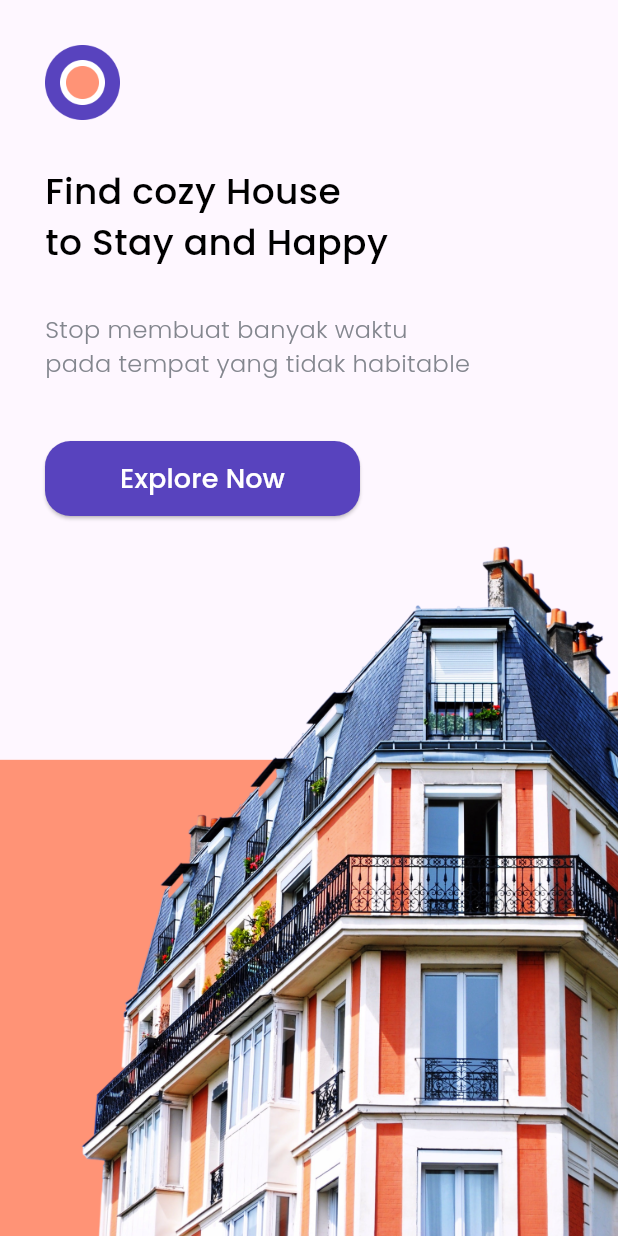
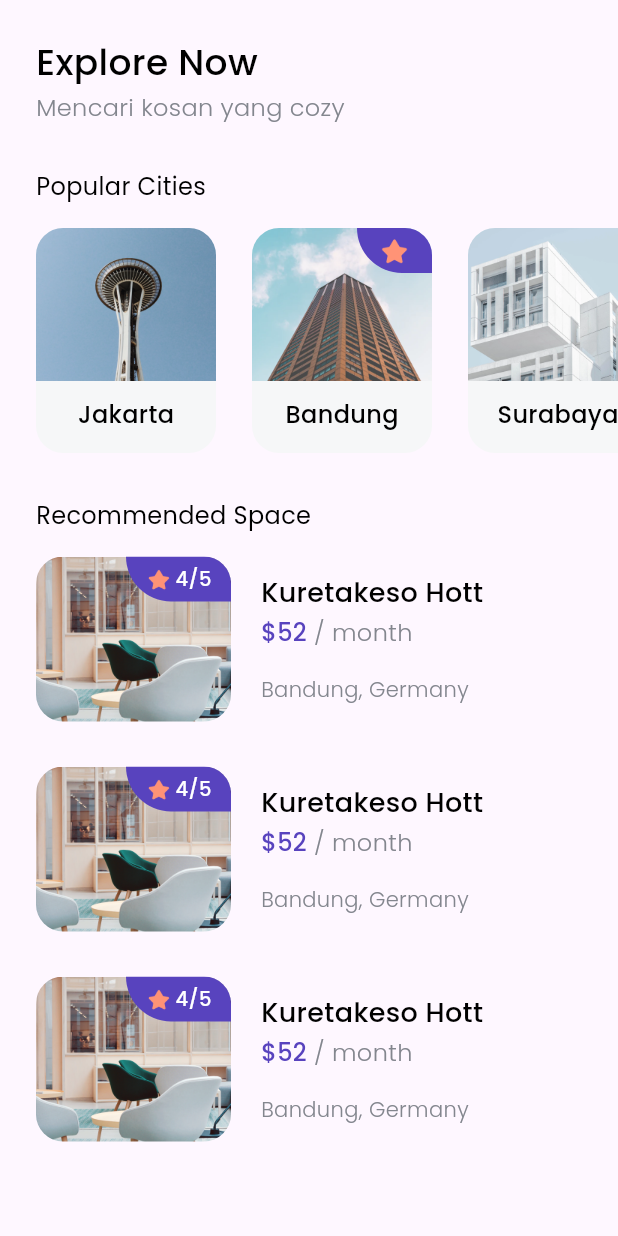
Before and after one commit to yosadade/kos_cozy, a Flutter app: the screen it shows after launch, after a tap on "Explore Now", on a phone screen of 412 x 824 dp. Run offline on Flutter 3.47's test engine with Material 3 defaults, Android fonts, the phone set to English and light mode, and no system bars; our stand-ins replace google_fonts.

Commit message:
slicing recommended space

```diff
--- /dev/null
+++ b/lib/models/city.dart
@@ -0,0 +1,8 @@
+class City {
+  int id;
+  String name;
+  String imageUrl;
+  bool isPopular;
+
+  City({required this.id, required this.name, required this.imageUrl, required this.isPopular});
+}
--- /dev/null
+++ b/lib/pages/home_page.dart
@@ -0,0 +1,98 @@
+import 'package:cozy/models/city.dart';
+import 'package:cozy/theme.dart';
+import 'package:cozy/widgets/city_card.dart';
+import 'package:cozy/widgets/space_card.dart';
+import 'package:flutter/material.dart';
+
+class HomePage extends StatelessWidget {
+  const HomePage({super.key});
+
+  @override
+  Widget build(BuildContext context) {
+    return Scaffold(
+      body: SafeArea(
+        bottom: false,
+        child: Padding(
+          padding: EdgeInsets.symmetric(vertical: edge),
+          child: ListView(
+            children: [
+              Padding(
+                padding: const EdgeInsets.only(left: 24),
+                child: Text(
+                  'Explore Now',
+                  style: blackTextStyle.copyWith(fontSize: 24),
+                ),
+              ),
+              const SizedBox(
+                height: 2,
+              ),
+              Padding(
+                padding: EdgeInsets.only(left: 24),
+                child: Text(
+                  'Mencari kosan yang cozy',
+                  style: greyTextStyle.copyWith(fontSize: 16),
+                ),
+              ),
+              const SizedBox(
+                height: 30,
+              ),
+
+              // POPULAR CITIES
+              Padding(
+                padding: const EdgeInsets.only(left: 24),
+                child: Text(
+                  'Popular Cities',
+                  style: regularTextStyle.copyWith(fontSize: 16),
+                ),
+              ),
+              const SizedBox(
+                height: 16,
+              ),
+              SizedBox(
+                height: 150,
+                child: ListView(
+                  scrollDirection: Axis.horizontal,
+                  children: [
+                    CityCard(City(
+                        id: 1,
+                        name: 'Jakarta',
+                        imageUrl: 'assets/city1.png',
+                        isPopular: false)),
+                    CityCard(City(
+                        id: 2,
+                        name: 'Bandung',
+                        imageUrl: 'assets/city4.png',
+                        isPopular: true)),
+                    CityCard(City(
+                        id: 3,
+                        name: 'Surabaya',
+                        imageUrl: 'assets/city3.png',
+                        isPopular: false)),
+                  ],
+                ),
+              ),
+              SizedBox(
+                height: 30,
+              ),
+              // Recomended Space
+              Padding(
+                padding: EdgeInsets.only(left: edge),
+                child: Text('Recommended Space', style: regularTextStyle.copyWith(fontSize: 16),),
+              ),
+              SizedBox(
+                height: 16,
+              ),
+              Column(
+                children: [
+                  SpaceCard(),
+                  SpaceCard(),
+                  SpaceCard()
+                ],
+              )
+            ],
+          ),
+        ),
+      ),
+    );
+  }
+}
--- a/lib/pages/splash_page.dart
+++ b/lib/pages/splash_page.dart
@@ -1,3 +1,4 @@
+import 'package:cozy/pages/home_page.dart';
 import 'package:cozy/theme.dart';
 import 'package:flutter/material.dart';
 
@@ -8,6 +9,7 @@ class SplashPage extends StatelessWidget {
   Widget build(BuildContext context) {
     return Scaffold(
       body: SafeArea(
+        bottom: false,
           child: Stack(
         children: [
           Align(
@@ -44,7 +46,10 @@ class SplashPage extends StatelessWidget {
                   width: 210,
                   height: 50,
                   child: ElevatedButton(
-                      onPressed: () {},
+                      onPressed: () {
+                        Navigator.push(context, MaterialPageRoute(builder:
+                        (context) => const HomePage()));
+                      },
                       style: ButtonStyle(
                           backgroundColor:
                               MaterialStateProperty.all(purpleColor),
--- a/lib/theme.dart
+++ b/lib/theme.dart
@@ -6,6 +6,8 @@ Color orangeColor = const Color(0xffFF9376);
 Color blackColor = const Color(0xff000000);
 Color whiteColor = const Color(0xffFFFFFF);
 Color greyColor = const Color(0xff83868e);
+
+double edge = 24;
 
 TextStyle blackTextStyle = GoogleFonts.poppins(
   fontWeight: FontWeight.w500,
@@ -26,3 +28,8 @@ TextStyle purpleTextStyle = GoogleFonts.poppins(
   fontWeight: FontWeight.w500,
   color: purpleColor,
 );
+
+TextStyle regularTextStyle = GoogleFonts.poppins(
+  fontWeight: FontWeight.w400,
+  color: blackColor,
+);
--- /dev/null
+++ b/lib/widgets/city_card.dart
@@ -0,0 +1,62 @@
+import 'package:cozy/models/city.dart';
+import 'package:cozy/theme.dart';
+import 'package:flutter/material.dart';
+
+class CityCard extends StatelessWidget {
+  final City city;
+  CityCard(this.city);
+
+  @override
+  Widget build(BuildContext context) {
+    return Container(
+      margin: const EdgeInsets.only(left: 24),
+      child: ClipRRect(
+          borderRadius: BorderRadius.circular(18),
+          child: Container(
+            height: 150,
+            width: 120,
+            color: const Color(0xffF6F7F8),
+            child: Column(
+              children: [
+                Stack(
+                  children: [
+                    Image.asset(
+                      city.imageUrl,
+                      width: 120,
+                      height: 102,
+                      fit: BoxFit.cover,
+                    ),
+                    city.isPopular
+                        ? Align(
+                            alignment: Alignment.topRight,
+                            child: Container(
+                                width: 50,
+                                height: 30,
+                                decoration: BoxDecoration(
+                                    color: purpleColor,
+                                    borderRadius: const BorderRadius.only(
+                                        bottomLeft: Radius.circular(30))),
+                                child: Center(
+                                  child: Image.asset(
+                                    'assets/icon_star.png',
+                                    width: 22,
+                                    height: 22,
+                                  ),
+                                )),
+                          )
+                        : Container()
+                  ],
+                ),
+                const SizedBox(
+                  height: 11,
+                ),
+                Text(
+                  city.name,
+                  style: blackTextStyle.copyWith(fontSize: 16),
+                )
+              ],
+            ),
+          )),
+    );
+  }
+}
--- /dev/null
+++ b/lib/widgets/space_card.dart
@@ -0,0 +1,89 @@
+import 'package:cozy/theme.dart';
+import 'package:flutter/material.dart';
+
+class SpaceCard extends StatelessWidget {
+  const SpaceCard({super.key});
+
+  @override
+  Widget build(BuildContext context) {
+    return Container(
+      margin: EdgeInsets.only(left: 24, bottom: 30),
+        child: Row(
+      children: [
+        ClipRRect(
+          borderRadius: BorderRadius.circular(18),
+          child: Container(
+            width: 130,
+            height: 110,
+            child: Stack(
+              children: [
+                Image.asset(
+                  'assets/space1.png',
+                ),
+                Align(
+                  alignment: Alignment.topRight,
+                  child: Container(
+                    width: 70,
+                    height: 30,
+                    decoration: BoxDecoration(
+                        color: purpleColor,
+                        borderRadius:
+                            BorderRadius.only(bottomLeft: Radius.circular(36))),
+                    child: Center(
+                        child: Row(
+                      mainAxisAlignment: MainAxisAlignment.center,
+                      children: [
+                        Image.asset(
+                          'assets/icon_star.png',
+                          width: 18,
+                          height: 18,
+                        ),
+                        SizedBox(width: 2),
+                        Text(
+                          '4/5',
+                          style: whiteTextStyle.copyWith(fontSize: 13),
+                        )
+                      ],
+                    )),
+                  ),
+                )
+              ],
+            ),
+          ),
+        ),
+        SizedBox(
+          width: 20,
+        ),
+        Column(
+          crossAxisAlignment: CrossAxisAlignment.start,
+          children: [
+            Text(
+              'Kuretakeso Hott',
+              style: blackTextStyle.copyWith(fontSize: 18),
+            ),
+            SizedBox(
+              height: 2,
+            ),
+            Text.rich(
+              TextSpan(
+                  text: '\$52',
+                  style: purpleTextStyle.copyWith(fontSize: 16),
+                  children: [
+                    TextSpan(
+                        text: ' / month',
+                        style: greyTextStyle.copyWith(fontSize: 16)),
+                  ]),
+            ),
+            SizedBox(
+              height: 16,
+            ),
+            Text(
+              'Bandung, Germany',
+              style: greyTextStyle.copyWith(fontSize: 14),
+            )
+          ],
+        )
+      ],
+    ));
+  }
+}
```
